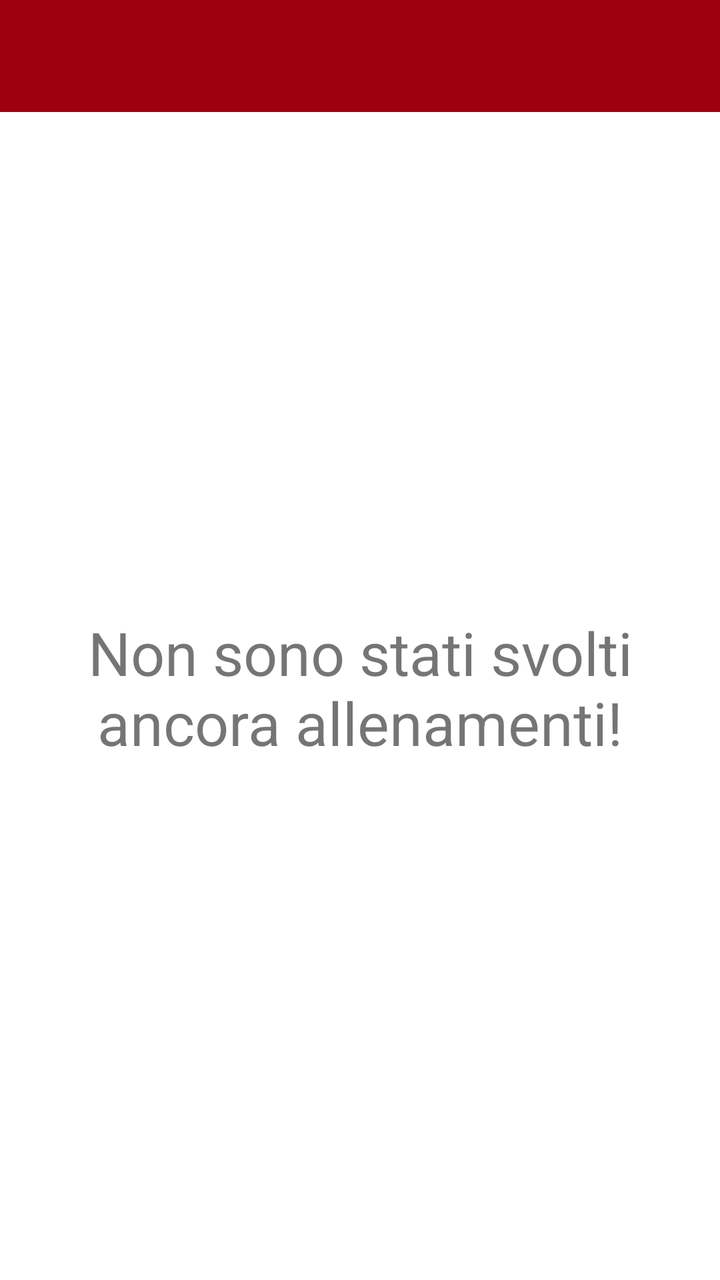
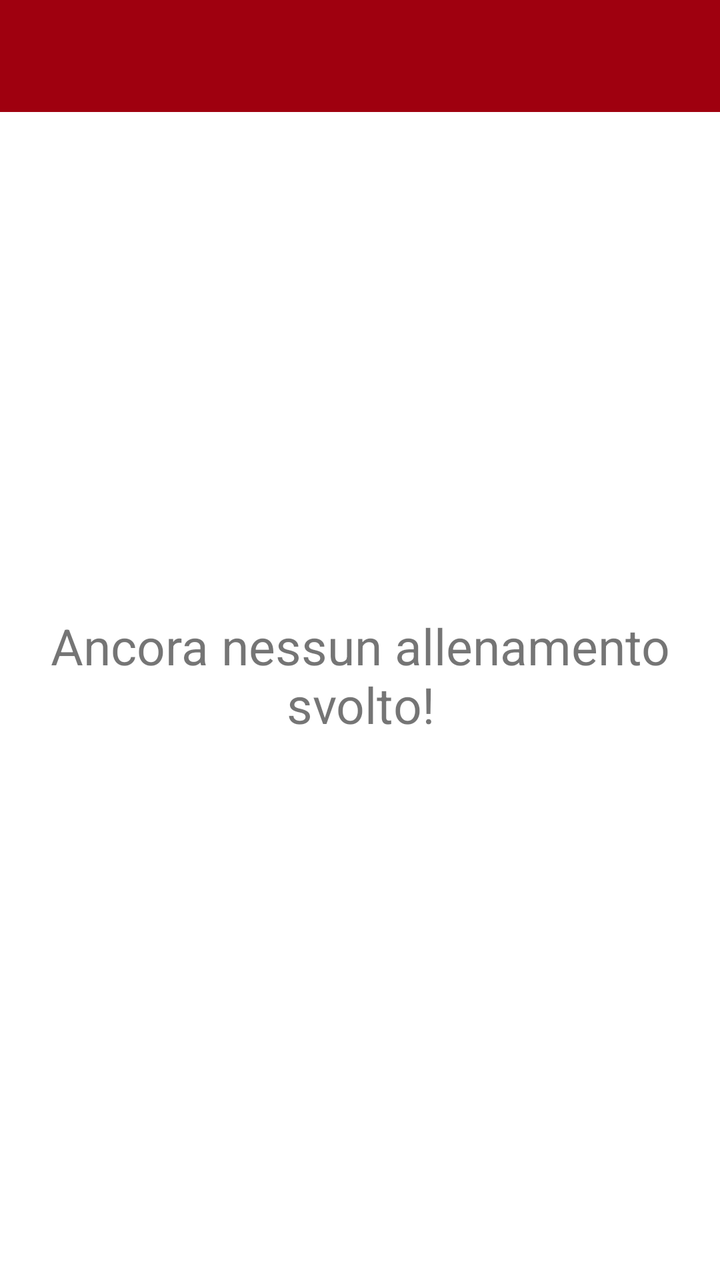

An Android layout rendered at two revisions. The XML below is the earlier revision; the diff shows what the commit changed to produce the second picture.
<!-- AndroidManifest.xml: application theme Theme.YourCali -->
<!-- res/layout/activity_workout_plans_history.xml -->
<?xml version="1.0" encoding="utf-8"?>
<androidx.constraintlayout.widget.ConstraintLayout xmlns:android="http://schemas.android.com/apk/res/android"
    xmlns:app="http://schemas.android.com/apk/res-auto"
    xmlns:tools="http://schemas.android.com/tools"
    android:layout_width="match_parent"
    android:layout_height="match_parent"
    tools:context=".WorkoutPlansHistoryActivity">

    <LinearLayout

        android:layout_width="match_parent"
        android:layout_height="match_parent"
        android:orientation="vertical">

        <com.google.android.material.appbar.AppBarLayout
            android:layout_width="match_parent"
            android:layout_height="wrap_content"
            app:layout_constraintEnd_toEndOf="parent"
            app:layout_constraintStart_toStartOf="parent"
            app:layout_constraintTop_toTopOf="parent">

            <androidx.appcompat.widget.Toolbar
                android:id="@+id/myToolbarStorico"
                android:layout_width="match_parent"
                android:layout_height="wrap_content"
                android:background="@color/Cranberry"
                android:minHeight="?attr/actionBarSize"
                android:theme="?attr/actionBarTheme">


            </androidx.appcompat.widget.Toolbar>


        </com.google.android.material.appbar.AppBarLayout>

        <TextView
            android:layout_marginTop="250dp"
            android:id="@+id/emptyhistory"
            android:layout_width="match_parent"
            android:layout_height="wrap_content"
            android:layout_gravity="center"
            android:text="Non sono stati svolti ancora allenamenti!"
            android:textAlignment="center"
            android:textSize="30dp" />

        <ScrollView
            android:layout_width="match_parent"
            android:layout_height="571dp">

            <androidx.recyclerview.widget.RecyclerView
                android:id="@+id/listaSchedeStorico"
                android:layout_width="match_parent"
                android:layout_height="match_parent" />

        </ScrollView>

        <Space
            android:layout_width="match_parent"
            android:layout_height="20dp"/>

    </LinearLayout>

</androidx.constraintlayout.widget.ConstraintLayout>
<!-- resources referenced by this layout -->
<resources>
  <color name="Cranberry">#9F000F</color>
  <style name="Theme.YourCali" parent="Theme.MaterialComponents.DayNight.NoActionBar">
          
          <item name="colorPrimary">@color/purple_500</item>
          <item name="colorPrimaryVariant">@color/purple_700</item>
          <item name="colorOnPrimary">@color/white</item>
          
          <item name="colorSecondary">@color/teal_200</item>
          <item name="colorSecondaryVariant">@color/teal_700</item>
          <item name="colorOnSecondary">@color/black</item>
          
          <item name="android:statusBarColor" tools:targetApi="l">@color/DarkOrange</item>
          
      </style>
  <color name="purple_500">#FF6200EE</color>
  <color name="purple_700">#FF3700B3</color>
  <color name="white">#FFFFFFFF</color>
  <color name="teal_200">#FF03DAC5</color>
  <color name="teal_700">#FF018786</color>
  <color name="black">#FF000000</color>
  <color name="DarkOrange">#FFFC7C35</color>
</resources>

<!-- the commit's change to res/layout/activity_workout_plans_history.xml (unified diff, before → after) -->
@@ -34,14 +34,14 @@
         </com.google.android.material.appbar.AppBarLayout>
 
         <TextView
-            android:layout_marginTop="250dp"
             android:id="@+id/emptyhistory"
-            android:layout_width="match_parent"
+            android:layout_width="378dp"
             android:layout_height="wrap_content"
             android:layout_gravity="center"
-            android:text="Non sono stati svolti ancora allenamenti!"
+            android:layout_marginTop="250dp"
+            android:text="Ancora nessun allenamento svolto!"
             android:textAlignment="center"
-            android:textSize="30dp" />
+            android:textSize="25sp" />
 
         <ScrollView
             android:layout_width="match_parent"
